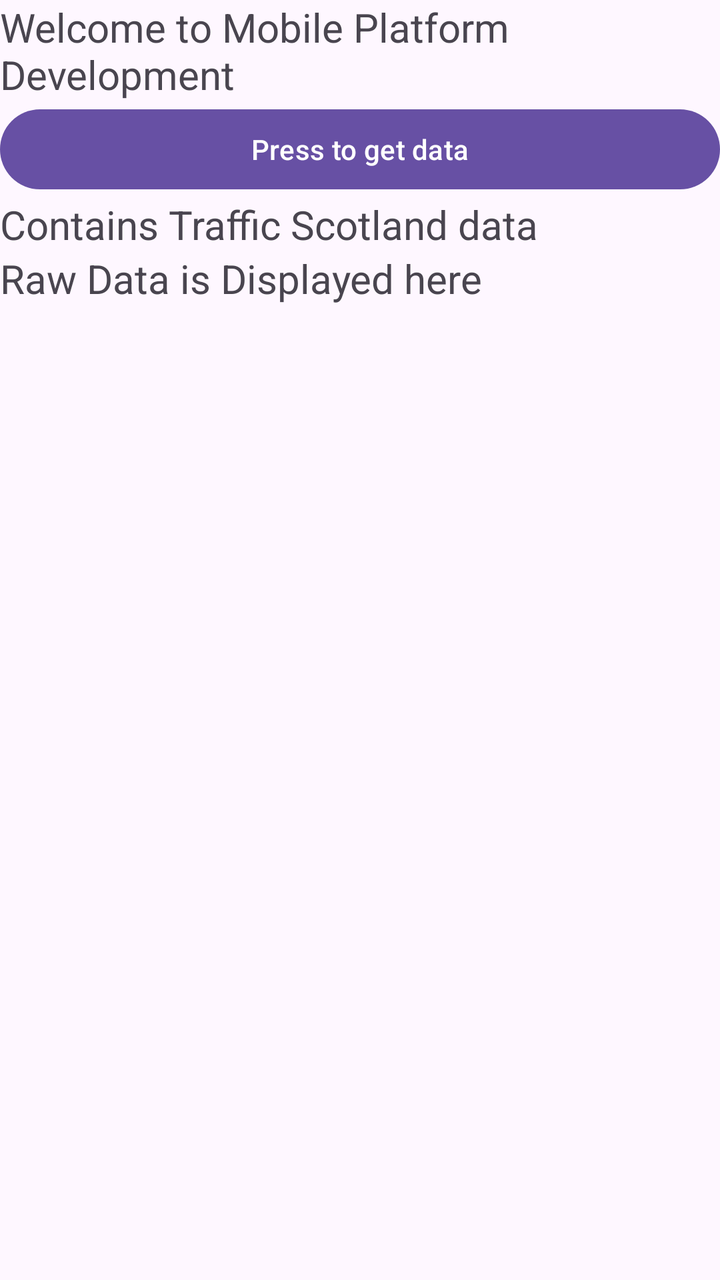
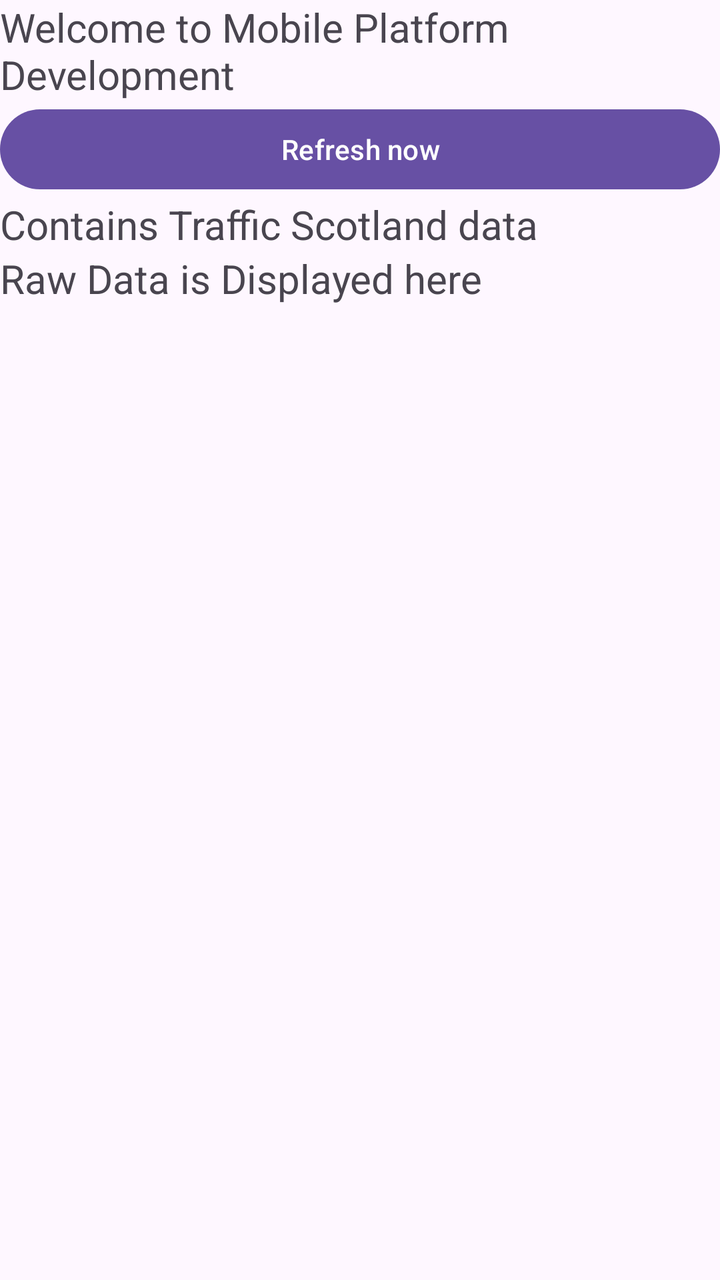

Before-and-after screenshots of an Android layout around one commit, followed by the original layout XML and the change that was made.
<!-- AndroidManifest.xml: application theme Theme.BowieDay_Adam_S1831372 -->
<!-- res/layout/activity_main.xml -->
<?xml version="1.0" encoding="utf-8"?>
<ScrollView xmlns:android="http://schemas.android.com/apk/res/android"
    android:id="@+id/main"
    android:layout_width="fill_parent"
    android:layout_height="fill_parent">
    <LinearLayout xmlns:android="http://schemas.android.com/apk/res/android"
        android:orientation="vertical"
        android:layout_width="fill_parent"
        android:layout_height="fill_parent">

        <TextView
            android:id="@+id/salutation"
            android:layout_width="fill_parent"
            android:layout_height="wrap_content"
            android:textSize="20sp"
            android:text="Welcome to Mobile Platform Development"
            />
        <Button
            android:id="@+id/startButton"
            android:layout_width="fill_parent"
            android:layout_height="wrap_content"
            android:text="Press to get data"
            />
        <TextView
            android:id="@+id/acknowledgement"
            android:layout_width="fill_parent"
            android:layout_height="wrap_content"
            android:textSize="20sp"
            android:text="Contains Traffic Scotland data"
            />
        <TextView
            android:id="@+id/rawDataDisplay"
            android:layout_width="fill_parent"
            android:layout_height="wrap_content"
            android:textSize="20sp"
            android:text="Raw Data is Displayed here"
            />
    </LinearLayout>
</ScrollView>
<!-- resources referenced by this layout -->
<resources>
  <style name="Theme.BowieDay_Adam_S1831372" parent="Base.Theme.BowieDay_Adam_S1831372" />
  <style name="Base.Theme.BowieDay_Adam_S1831372" parent="Theme.Material3.DayNight.NoActionBar">
          
          
      </style>
</resources>

<!-- the commit's change to res/layout/activity_main.xml (unified diff, before → after) -->
@@ -19,7 +19,7 @@
             android:id="@+id/startButton"
             android:layout_width="fill_parent"
             android:layout_height="wrap_content"
-            android:text="Press to get data"
+            android:text="Refresh now"
             />
         <TextView
             android:id="@+id/acknowledgement"
